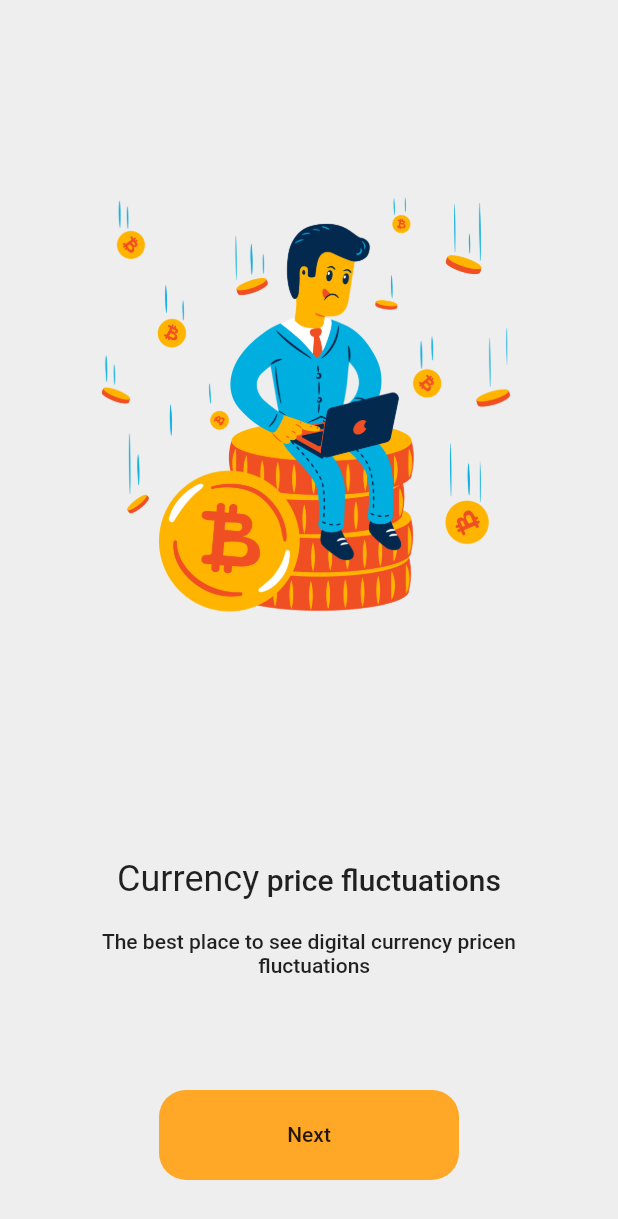
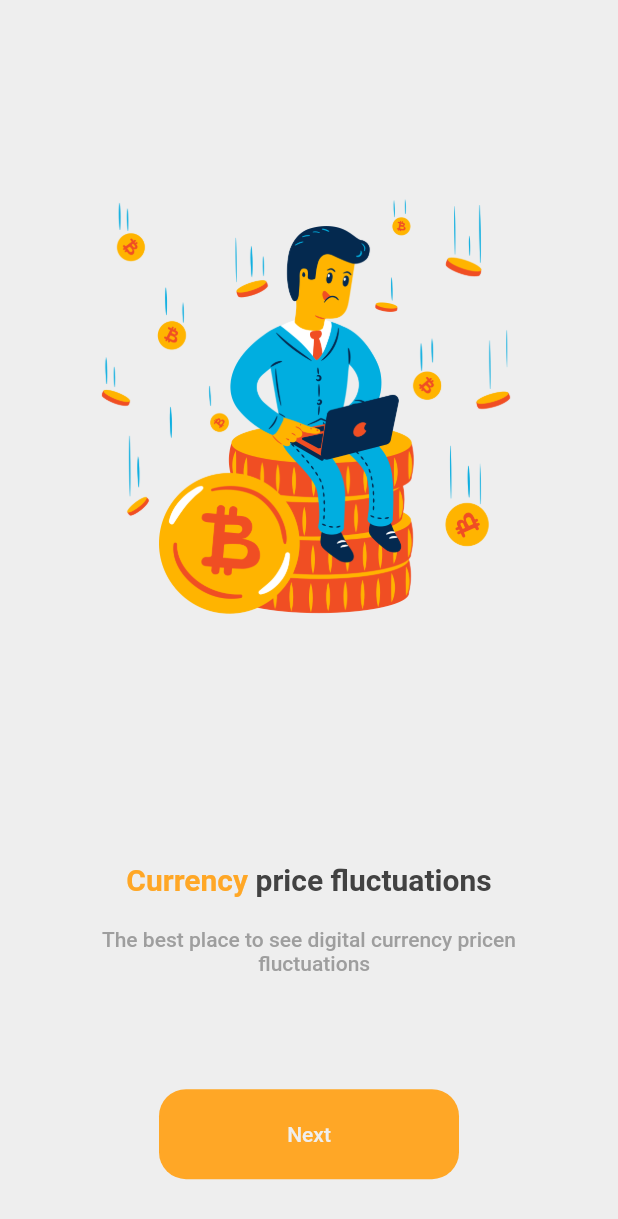
Before and after one commit to mahdinaghikhanii/coinStats, a Flutter app: the screen it shows after launch, on a phone screen of 412 x 824 dp. Shown: the top 1219 px of the screen. Run offline on Flutter 3.47's test engine with Material 2 defaults, Android fonts, the phone set to English and light mode, and no system bars; our stand-ins replace shared_preferences.

Commit message:
create dark mood and light mood and save in shared perfancec theme mood

```diff
--- a/lib/main.dart
+++ b/lib/main.dart
@@ -12,14 +12,14 @@ void main() async {
   WidgetsFlutterBinding.ensureInitialized();
   SharedPreferences sharedPreferences = await SharedPreferences.getInstance();
   isviewedgetstartscreans = sharedPreferences.getInt("VIEWED");
-  await appProvider.geTheme();
+  await appProvider.getDarkTheme();
   runApp(MyApp(
     appProvider: appProvider,
   ));
 }
 
 class MyApp extends StatefulWidget {
-  MyApp({required this.appProvider});
+  const MyApp({Key? key, required this.appProvider}) : super(key: key);
 
   @override
   State<MyApp> createState() => _MyAppState();
@@ -30,15 +30,16 @@ class _MyAppState extends State<MyApp> {
   // This widget is the root of your application.
   @override
   Widget build(BuildContext context) {
-    return ChangeNotifierProvider(
+    return ChangeNotifierProvider<AppProvider>(
       create: (
         context,
       ) =>
           appProvider,
-      child: Consumer(builder: (BuildContext context, value, Widget? child) {
+      child: Consumer<AppProvider>(builder: (context, model, child) {
+        appProvider;
         return MaterialApp(
             debugShowCheckedModeBanner: false,
-            darkTheme: ThemeData.dark(),
+            theme: ConfigTheme.themeData(model.brightness, context),
             title: 'CoinStats',
             home: isviewedgetstartscreans != 0
                 ? const GetStartScreans()
--- a/lib/theme/configtheme.dart
+++ b/lib/theme/configtheme.dart
@@ -10,24 +10,15 @@ class ConfigTheme {
     return;
   }
 
-  ThemeData getTheme() {
-    return ThemeData(
-      textTheme: enPrimaryTextTheme,
-    );
-  }
-
-  TextTheme get enPrimaryTextTheme => const TextTheme(
-      button: TextStyle(color: kwhite, fontSize: Constans.fontButtonSisze),
-      bodyText1: TextStyle(fontSize: 14, color: grey),
-      headline6:
-          TextStyle(fontWeight: FontWeight.bold, fontSize: 20, color: kblack),
-      headline5:
-          TextStyle(fontWeight: FontWeight.bold, fontSize: 20, color: korange));
-
-  TextTheme get faPrimaryTextTheme => const TextTheme();
-
   static ThemeData themeData(bool isDarkTheme, BuildContext context) {
     return ThemeData(
+      textTheme: const TextTheme(
+          button: TextStyle(color: kwhite, fontSize: Constans.fontButtonSisze),
+          bodyText1: TextStyle(fontSize: 14, color: grey),
+          headline6: TextStyle(
+              fontWeight: FontWeight.bold, fontSize: 20, color: kblack),
+          headline5: TextStyle(
+              fontWeight: FontWeight.bold, fontSize: 20, color: korange)),
       primarySwatch: Colors.red,
       primaryColor: isDarkTheme ? Colors.black : Colors.white,
       backgroundColor: isDarkTheme ? Colors.black : Color(0xffF1F5FB),
@@ -44,4 +35,14 @@ class ConfigTheme {
           colorScheme: isDarkTheme ? ColorScheme.dark() : ColorScheme.light()),
     );
   }
+
+  TextTheme get enPrimaryTextTheme => const TextTheme(
+      button: TextStyle(color: kwhite, fontSize: Constans.fontButtonSisze),
+      bodyText1: TextStyle(fontSize: 14, color: grey),
+      headline6:
+          TextStyle(fontWeight: FontWeight.bold, fontSize: 20, color: kblack),
+      headline5:
+          TextStyle(fontWeight: FontWeight.bold, fontSize: 20, color: korange));
+
+  TextTheme get faPrimaryTextTheme => const TextTheme();
 }
--- a/lib/util/view_models/app_provider.dart
+++ b/lib/util/view_models/app_provider.dart
@@ -1,7 +1,10 @@
 import 'package:flutter/material.dart';
 import 'package:shared_preferences/shared_preferences.dart';
 
+enum themdata { dark, light }
+
 class AppProvider extends ChangeNotifier {
+  var theme = ThemeData.light;
   // ignore: constant_identifier_names
   static const THEME_STATUS = 'THEMESTATUS';
 
@@ -21,8 +24,12 @@ class AppProvider extends ChangeNotifier {
     preferences.setBool(THEME_STATUS, value);
   }
 
-  Future<bool> geTheme() async {
+  getDarkTheme() async {
     SharedPreferences preferences = await SharedPreferences.getInstance();
-    return preferences.getBool(THEME_STATUS) ?? false;
+    if (preferences.getBool(THEME_STATUS) == null) {
+      _brightness = false;
+    } else {
+      _brightness = preferences.getBool(THEME_STATUS) ?? false;
+    }
   }
 }
```
Also changed, not shown: lib/views/screans/home_screans.dart (+12 -2 lines).
